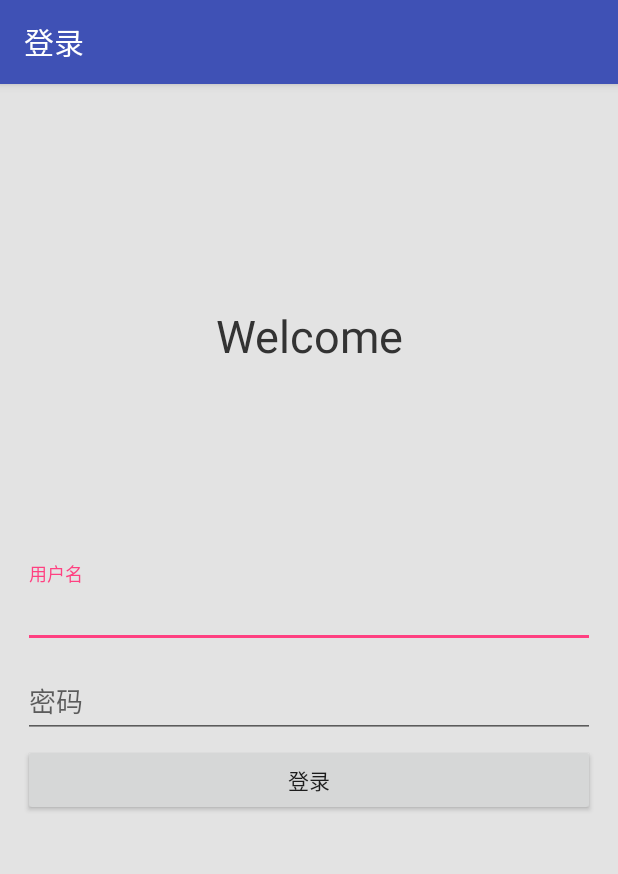
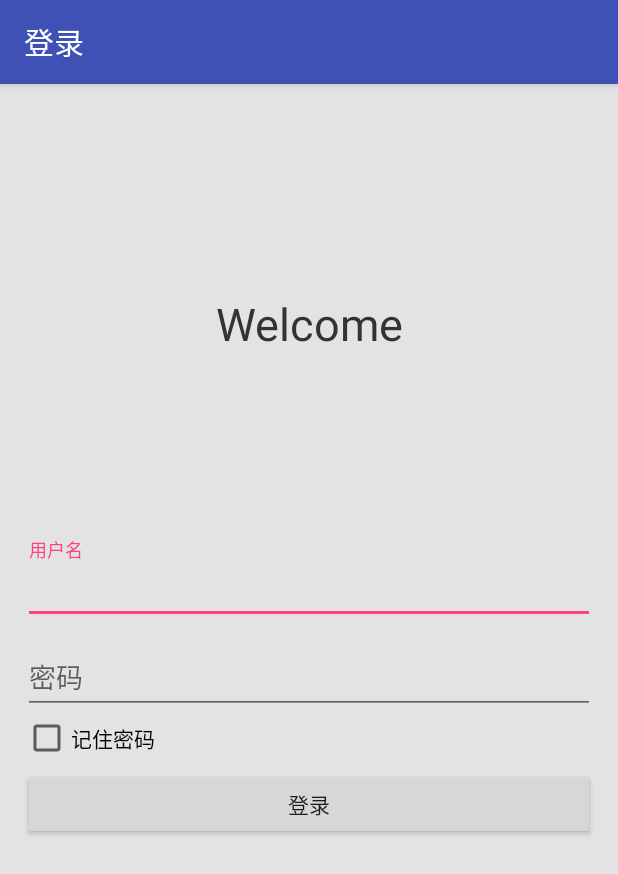
Before and after one commit to luyun181/LKL, an Android app: the screen it shows after launch (MainActivity), after a tap on "登录", on a phone screen of 412 x 824 dp. Shown: the top 874 px of the screen. Run offline under Robolectric (Android 15) with nearby library versions, the phone set to English and light mode, and no system bars; pictures from the network do not load; 1 statement that could not run was skipped.

Commit message:
修改ui

```diff
--- a/app/src/main/java/com/qctx/www/lkl/activity/CommonScanActivity.java
+++ b/app/src/main/java/com/qctx/www/lkl/activity/CommonScanActivity.java
@@ -323,6 +323,7 @@ public final class CommonScanActivity extends Activity implements ScanListener,
                 double price = shangPinInfo.get售价();
                 String productName = shangPinInfo.get商品名称();
                 String proCode = shangPinInfo.get商品编号();
+                String unit = shangPinInfo.get包装单位();
                 int count = map.containsKey(rawResultText) ? map.get(rawResultText) : 0;
                 if (!map.containsKey(rawResultText)) {
                     itemBean = new ItemBean();
@@ -331,6 +332,7 @@ public final class CommonScanActivity extends Activity implements ScanListener,
                     itemBean.setPrice(price);
                     itemBean.setProCode(proCode);
                     itemBean.setChecked(true);
+                    itemBean.setUnit(unit);
                 }else {
                     itemBean.setCount(count+1);
                 }
--- a/app/src/main/java/com/qctx/www/lkl/activity/MainActivity.java
+++ b/app/src/main/java/com/qctx/www/lkl/activity/MainActivity.java
@@ -13,11 +13,14 @@ import android.util.Log;
 import android.view.View;
 import android.view.inputmethod.InputMethodManager;
 import android.widget.Button;
+import android.widget.CheckBox;
+import android.widget.CompoundButton;
 import android.widget.EditText;
 import android.widget.Toast;
 
 import com.qctx.www.lkl.R;
 import com.qctx.www.lkl.utils.Constant;
+import com.qctx.www.lkl.utils.SharedPreferencesUtil;
 
 import org.ksoap2.serialization.SoapObject;
 import org.ksoap2.serialization.SoapSerializationEnvelope;
@@ -37,7 +40,8 @@ public class MainActivity extends AppCompatActivity implements View.OnClickListe
     private String userName;
     private String password;
     private ProgressDialog dialog;
-
+    private CheckBox ck_rem;
+    private boolean checked;
     @Override
     protected void onCreate(Bundle savedInstanceState) {
         super.onCreate(savedInstanceState);
@@ -51,6 +55,7 @@ public class MainActivity extends AppCompatActivity implements View.OnClickListe
         mContext = this;
         userNameWrapper = (TextInputLayout) findViewById(usernameWrapper);
         passwordWrapper = (TextInputLayout) findViewById(R.id.passwordWrapper);
+        ck_rem = (CheckBox) findViewById(R.id.ck_rem);
         userNameWrapper.setHint("用户名");
         passwordWrapper.setHint("密码");
 
@@ -59,6 +64,12 @@ public class MainActivity extends AppCompatActivity implements View.OnClickListe
         hideError(uerName, userNameWrapper);
         hideError(Password, passwordWrapper);
 
+        ck_rem.setOnCheckedChangeListener(new CompoundButton.OnCheckedChangeListener() {
+            @Override
+            public void onCheckedChanged(CompoundButton compoundButton, boolean b) {
+                checked = b;
+            }
+        });
         btn = (Button) findViewById(R.id.btn);
         btn.setOnClickListener(this);
     }
@@ -67,7 +78,7 @@ public class MainActivity extends AppCompatActivity implements View.OnClickListe
     public void onClick(View view) {
         switch (view.getId()) {
             case R.id.btn:
-                dialog = new ProgressDialog(this);
+                dialog = new ProgressDialog(mContext);
                 dialog.setMessage("登录中。。。");
                 dialog.show();
                 userName = userNameWrapper.getEditText().getText().toString();
@@ -158,7 +169,7 @@ public class MainActivity extends AppCompatActivity implements View.OnClickListe
         return s;
     }
 
-    class QueryTask extends AsyncTask<String, Integer, String> {
+    public class QueryTask extends AsyncTask<String, Integer, String> {
         String s;
 
         @Override
@@ -179,9 +190,18 @@ public class MainActivity extends AppCompatActivity implements View.OnClickListe
             // 将WebService返回的结果显示在TextView中
             if (mresult!=null&&mresult.length() > 0) {
                 dialog.dismiss();
-                // 跳转到首页
                 Intent intent = new Intent(MainActivity.this, ScanerActivity.class);
                 startActivity(intent);
+                if (checked){
+                    SharedPreferencesUtil.setParam(mContext,"user",userName);
+                    SharedPreferencesUtil.setParam(mContext,"password",password);
+                    SharedPreferencesUtil.setParam(mContext,"isLogin",true);
+                }else {
+                    SharedPreferencesUtil.setParam(mContext,"user","");
+                    SharedPreferencesUtil.setParam(mContext,"password","");
+                    SharedPreferencesUtil.setParam(mContext,"isLogin",false);
+                }
+
                 finish();
             }else {
                 dialog.dismiss();
--- a/app/src/main/java/com/qctx/www/lkl/adapter/PayAdapter.java
+++ b/app/src/main/java/com/qctx/www/lkl/adapter/PayAdapter.java
@@ -46,6 +46,7 @@ public class PayAdapter extends RecyclerView.Adapter {
             ((ViewHolder) holder).tv_th_price.setText("￥:" + itemBean.getPrice());
             ((ViewHolder) holder).amountView.setEtAmount(itemBean.getCount() + "");
             ((ViewHolder) holder).checkBox.setChecked(itemBean.isChecked());
+            ((ViewHolder) holder).tv_unit.setText("单位："+itemBean.getUnit());
 
              int number = Integer.valueOf(((ViewHolder) holder).amountView.getEtAmout());
             PayActivity.UpView(itemBean.isChecked(), itemBean.getProCode(), number);
@@ -79,7 +80,7 @@ public class PayAdapter extends RecyclerView.Adapter {
         public LinearLayout ll_item;
         private AmountView amountView;
         private CheckBox checkBox;
-
+        private TextView tv_unit;
         public ViewHolder(View itemView) {
             super(itemView);
             amountView = (AmountView) itemView.findViewById(R.id.amount_view);
@@ -88,6 +89,7 @@ public class PayAdapter extends RecyclerView.Adapter {
             ll_item = (LinearLayout) itemView.findViewById(R.id.ll_item);
             ll_hidden = (LinearLayout) itemView.findViewById(R.id.ll_hidden);
             checkBox = (CheckBox) itemView.findViewById(R.id.ck_check);
+            tv_unit = (TextView) itemView.findViewById(R.id.tv_unit);
             amountView.setGoods_storage(1000);
         }
     }
--- a/app/src/main/res/layout/activity_main.xml
+++ b/app/src/main/res/layout/activity_main.xml
@@ -61,7 +61,11 @@
                 android:hint="密码"/>
 
         </android.support.design.widget.TextInputLayout>
-
+        <CheckBox
+            android:id="@+id/ck_rem"
+            android:layout_width="wrap_content"
+            android:layout_height="wrap_content"
+            android:text="记住密码"/>
         <Button
             android:id="@+id/btn"
             android:layout_marginTop="4dp"
```
Also changed, not shown: app/src/main/java/com/qctx/www/lkl/activity/SplashActivity.java (+89 -2 lines), app/src/main/java/com/qctx/www/lkl/bean/ItemBean.java (+9 -0 lines), app/src/main/res/layout/pay_item_list.xml (+15 -7 lines).
